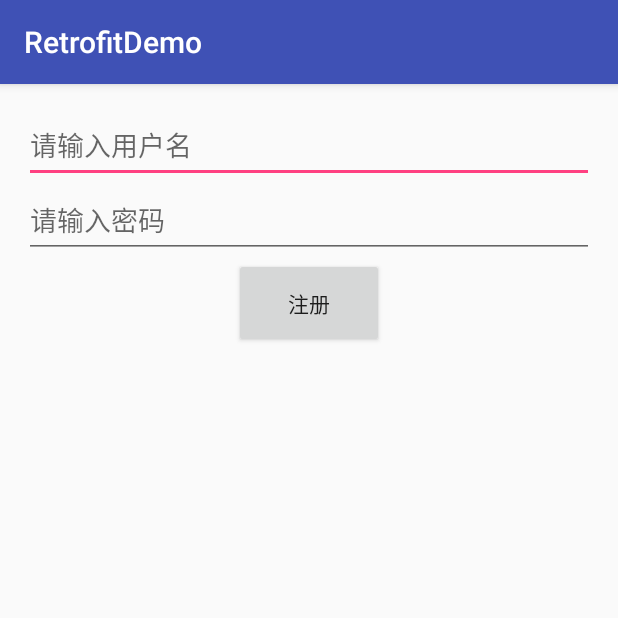
After one commit to qqpp1212/RetrofitDemo, an Android app: the OkHttpPostActivity screen opened directly, with no data from a screen before it, on a phone screen of 412 x 824 dp, the top half of it. The commit adds this screen. Run offline under Robolectric (Android 15) with nearby library versions, the phone set to English and light mode, and no system bars; our stand-ins replace ButterKnife.

Commit message:
OkHttp的POST请求

```diff
--- a/app/build.gradle
+++ b/app/build.gradle
@@ -26,10 +26,10 @@ dependencies {
     })
     compile 'com.android.support:appcompat-v7:23.4.0'
     testCompile 'junit:junit:4.12'
-
     // Butterknife的使用
     compile 'com.jakewharton:butterknife:8.4.0'
     annotationProcessor 'com.jakewharton:butterknife-compiler:8.4.0'
-
+    compile 'com.squareup.okhttp3:logging-interceptor:3.4.1'
     compile 'com.squareup.okhttp3:okhttp:3.4.2'
+    compile 'com.google.code.gson:gson:2.8.0'
 }
--- a/app/src/main/AndroidManifest.xml
+++ b/app/src/main/AndroidManifest.xml
@@ -18,7 +18,8 @@
             </intent-filter>
         </activity>
         <activity android:name=".demoOkHttpGet.OkHttpGetActivity" />
-        <activity android:name=".demoOkHttpGet2.OkHttpGet2Activity"></activity>
+        <activity android:name=".demoOkHttpGet2.OkHttpGet2Activity" />
+        <activity android:name=".demoOkHttpPost.OkHttpPostActivity"></activity>
     </application>
 
 </manifest>
--- a/app/src/main/java/com/feicuiedu/retrofitdemo/MainActivity.java
+++ b/app/src/main/java/com/feicuiedu/retrofitdemo/MainActivity.java
@@ -10,6 +10,7 @@ import android.widget.ListView;
 
 import com.feicuiedu.retrofitdemo.demoOkHttpGet.OkHttpGetActivity;
 import com.feicuiedu.retrofitdemo.demoOkHttpGet2.OkHttpGet2Activity;
+import com.feicuiedu.retrofitdemo.demoOkHttpPost.OkHttpPostActivity;
 
 import butterknife.BindView;
 import butterknife.ButterKnife;
@@ -39,7 +40,8 @@ public class MainActivity extends AppCompatActivity implements AdapterView.OnIte
     private Demo[] createDemos(){
         return new Demo[]{
                 new Demo("OkHttp的GET请求",new Intent(this,OkHttpGetActivity.class)),
-                new Demo("OkHttp的GET请求(拆分)",new Intent(this, OkHttpGet2Activity.class))
+                new Demo("OkHttp的GET请求(拆分)",new Intent(this, OkHttpGet2Activity.class)),
+                new Demo("OkHttp的POST请求",new Intent(this, OkHttpPostActivity.class))
         };
     }
 
--- a/app/src/main/java/com/feicuiedu/retrofitdemo/demoOkHttpGet2/UserApi.java
+++ b/app/src/main/java/com/feicuiedu/retrofitdemo/demoOkHttpGet2/UserApi.java
@@ -1,4 +1,6 @@
 package com.feicuiedu.retrofitdemo.demoOkHttpGet2;
+
+import com.feicuiedu.retrofitdemo.demoOkHttpPost.User;
 
 import okhttp3.Call;
 
@@ -8,6 +10,10 @@ import okhttp3.Call;
 
 public interface UserApi {
 
+    String URL_REGISTER = "http://admin.syfeicuiedu.com/Handler/UserHandler.ashx?action=register";
+
     Call getData(String url);
 
+    Call register(User user);
+
 }
--- /dev/null
+++ b/app/src/main/java/com/feicuiedu/retrofitdemo/demoOkHttpPost/OkHttpPostActivity.java
@@ -0,0 +1,53 @@
+package com.feicuiedu.retrofitdemo.demoOkHttpPost;
+
+import android.os.Bundle;
+import android.support.v7.app.AppCompatActivity;
+import android.util.Log;
+import android.widget.EditText;
+
+import com.feicuiedu.retrofitdemo.R;
+import com.feicuiedu.retrofitdemo.demoOkHttpGet2.NetClient;
+
+import java.io.IOException;
+import java.util.List;
+
+import butterknife.BindView;
+import butterknife.ButterKnife;
+import butterknife.OnClick;
+import okhttp3.Call;
+import okhttp3.Callback;
+import okhttp3.Response;
+
+public class OkHttpPostActivity extends AppCompatActivity {
+
+    @BindView(R.id.et_Username)
+    EditText etUsername;
+    @BindView(R.id.et_Passrword)
+    EditText etPassrword;
+
+    @Override
+    protected void onCreate(Bundle savedInstanceState) {
+        super.onCreate(savedInstanceState);
+        setContentView(R.layout.activity_ok_http_post);
+        ButterKnife.bind(this);
+    }
+
+    @OnClick(R.id.btn_Register)
+    public void onClick() {
+
+        User user = new User(etUsername.getText().toString(),etPassrword.getText().toString());
+
+        // 去进行请求
+        NetClient.getInstance().register(user).enqueue(new Callback() {
+            @Override
+            public void onFailure(Call call, IOException e) {
+                Log.i("TAG","--请求失败"+e.getMessage());
+            }
+
+            @Override
+            public void onResponse(Call call, Response response) throws IOException {
+                Log.i("TAG","--响应成功");
+            }
+        });
+    }
+}
--- /dev/null
+++ b/app/src/main/res/layout/activity_ok_http_post.xml
@@ -0,0 +1,34 @@
+<?xml version="1.0" encoding="utf-8"?>
+<LinearLayout xmlns:android="http://schemas.android.com/apk/res/android"
+    xmlns:tools="http://schemas.android.com/tools"
+    android:id="@+id/activity_ok_http_post"
+    android:layout_width="match_parent"
+    android:layout_height="match_parent"
+    android:paddingBottom="@dimen/activity_vertical_margin"
+    android:paddingLeft="@dimen/activity_horizontal_margin"
+    android:paddingRight="@dimen/activity_horizontal_margin"
+    android:paddingTop="@dimen/activity_vertical_margin"
+    android:orientation="vertical"
+    tools:context="com.feicuiedu.retrofitdemo.demoOkHttpPost.OkHttpPostActivity">
+
+    <EditText
+        android:id="@+id/et_Username"
+        android:layout_width="match_parent"
+        android:layout_height="50dp"
+        android:hint="请输入用户名" />
+
+    <EditText
+        android:id="@+id/et_Passrword"
+        android:layout_width="match_parent"
+        android:layout_height="50dp"
+        android:hint="请输入密码" />
+
+    <Button
+        android:id="@+id/btn_Register"
+        android:layout_width="100dp"
+        android:layout_height="60dp"
+        android:layout_gravity="center"
+        android:layout_marginBottom="200dp"
+        android:text="注册" />
+
+</LinearLayout>
```
Also changed, not shown: app/src/main/java/com/feicuiedu/retrofitdemo/demoOkHttpGet2/NetClient.java (+36 -6 lines), app/src/main/java/com/feicuiedu/retrofitdemo/demoOkHttpPost/User.java (added, +17 -0 lines).
